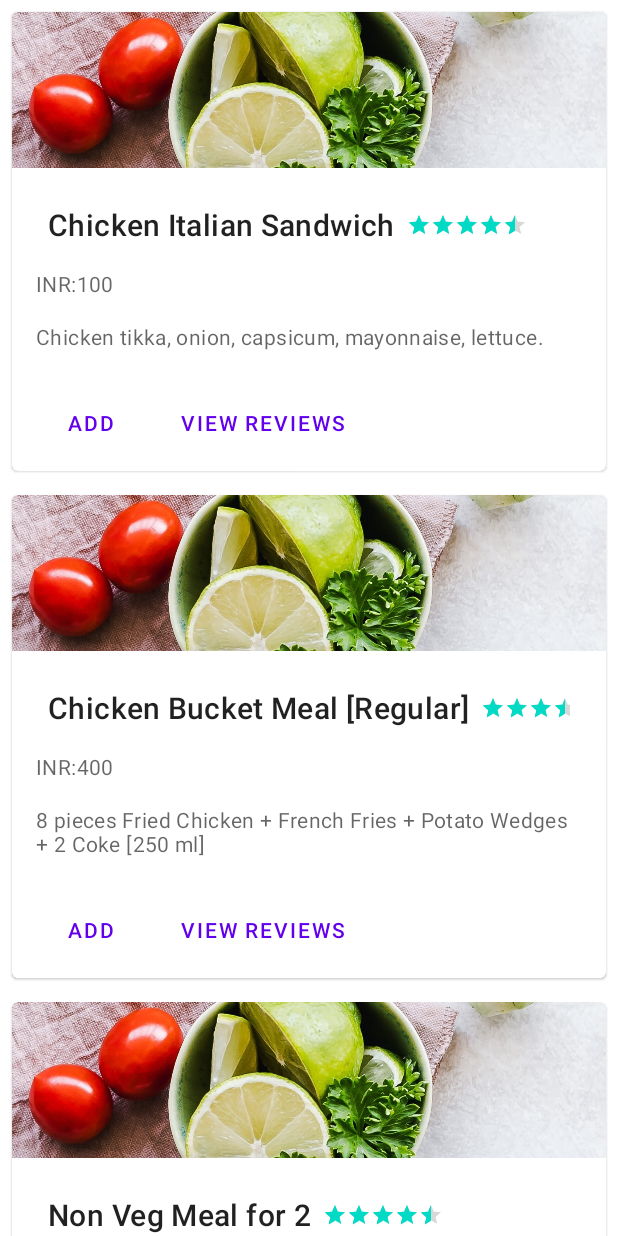
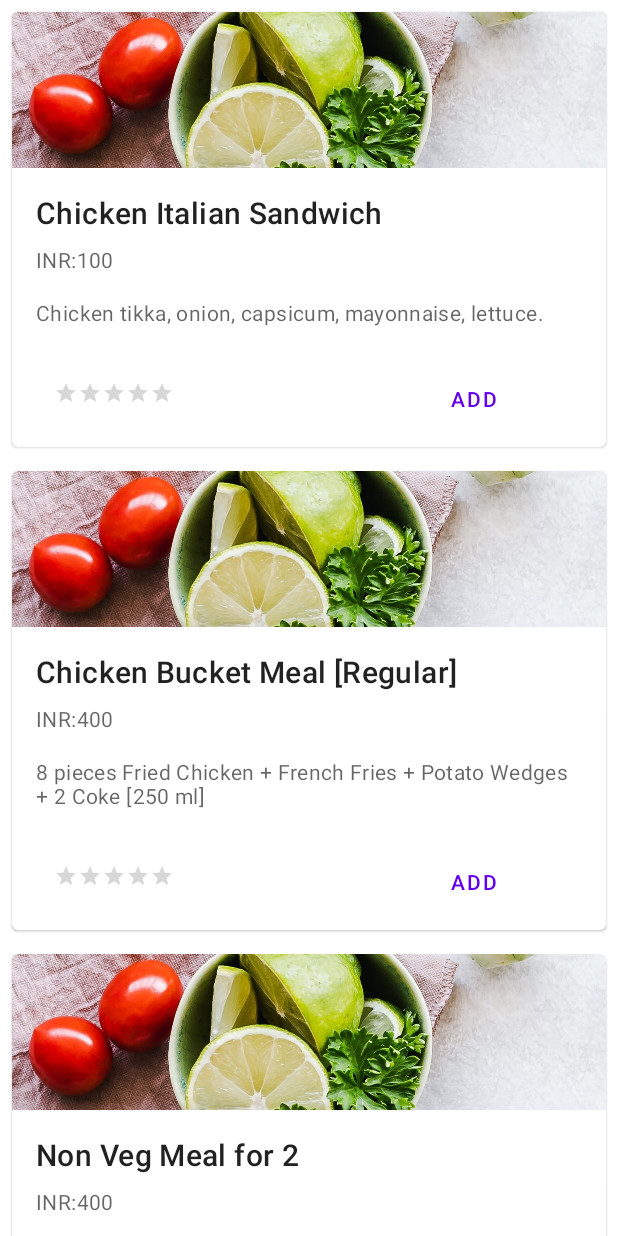
Before and after one commit to sougandhmp/theeta, an Android app: the fragment ItemListFragment placed in its activity, on a phone screen of 412 x 824 dp. Run offline under Robolectric (Android 15) with nearby library versions, the phone set to English and light mode, and no system bars; our stand-ins replace Dagger/Hilt's generated code, data binding; 2 statements that could not run were skipped.

Commit message:
updated with rating

```diff
--- a/app/src/main/java/com/android/theta/user/ItemListViewModel.kt
+++ b/app/src/main/java/com/android/theta/user/ItemListViewModel.kt
@@ -29,11 +29,11 @@ class ItemListViewModel : ViewModel() {
     {
 
       var items = LinkedList<Item>()
-        items.add(Item(name = "Chicken Italian Sandwich",price = "100",desc = "Chicken tikka, onion, capsicum, mayonnaise, lettuce.", imgSrc = "test",serveCount = "2"))
-        items.add(Item(name = "Chicken Bucket Meal [Regular]",price = "400",desc = "8 pieces Fried Chicken + French Fries + Potato Wedges + 2 Coke [250 ml]", imgSrc = "test",serveCount = "1"))
-        items.add(Item(name = "Non Veg Meal for 2",price = "400",desc = "Chicken tikka, onion, capsicum, mayonnaise, lettuce", imgSrc = "test",serveCount = "4"))
-        items.add(Item(name = "Italian Sandwich",price = "600",desc = "Chicken tikka, onion, capsicum, mayonnaise, lettuce", imgSrc = "test",serveCount = "9"))
-        items.add(Item(name = "Bucket Meal",price = "800",desc = "Chicken tikka, onion, capsicum, mayonnaise, lettuce", imgSrc = "test",serveCount = "6"))
+        items.add(Item(name = "Chicken Italian Sandwich",price = "100",desc = "Chicken tikka, onion, capsicum, mayonnaise, lettuce.", imgSrc = "test",serveCount = "2",rating = 1))
+        items.add(Item(name = "Chicken Bucket Meal [Regular]",price = "400",desc = "8 pieces Fried Chicken + French Fries + Potato Wedges + 2 Coke [250 ml]", imgSrc = "test",serveCount = "1",rating = 2))
+        items.add(Item(name = "Non Veg Meal for 2",price = "400",desc = "Chicken tikka, onion, capsicum, mayonnaise, lettuce", imgSrc = "test",serveCount = "4",rating = 5))
+        items.add(Item(name = "Italian Sandwich",price = "600",desc = "Chicken tikka, onion, capsicum, mayonnaise, lettuce", imgSrc = "test",serveCount = "9",rating = 3))
+        items.add(Item(name = "Bucket Meal",price = "800",desc = "Chicken tikka, onion, capsicum, mayonnaise, lettuce", imgSrc = "test",serveCount = "6",rating = 4))
         return items
     }
 
--- a/app/src/main/java/com/android/theta/user/model/Item.kt
+++ b/app/src/main/java/com/android/theta/user/model/Item.kt
@@ -2,7 +2,7 @@ package com.android.theta.user.model
 
 import androidx.recyclerview.widget.DiffUtil
 
-data class Item(var name:String,var desc:String,var  price:String,var serveCount:String,var imgSrc:String) {
+data class Item(var name:String,var desc:String,var  price:String,var serveCount:String,var imgSrc:String,var  rating:Int) {
 
     object ItemDiff : DiffUtil.ItemCallback<Item>() {
         override fun areItemsTheSame(oldItem: Item, newItem: Item) = oldItem.name == newItem.name
--- a/app/src/main/res/layout/raw_detail_item.xml
+++ b/app/src/main/res/layout/raw_detail_item.xml
@@ -39,28 +39,11 @@
                 android:padding="16dp">
 
                 <!-- Title, secondary and supporting text -->
-                <LinearLayout
-                    android:layout_width="match_parent"
+                <TextView
+                    android:layout_width="wrap_content"
                     android:layout_height="wrap_content"
-                    android:layout_margin="8dp"
-                    android:orientation="horizontal">
-
-                    <TextView
-                        android:layout_width="wrap_content"
-                        android:layout_height="wrap_content"
-                        android:layout_marginEnd="8dp"
-                        android:text="@{item.name}"
-                        android:textAppearance="?attr/textAppearanceHeadline6" />
-
-                    <RatingBar
-                        style="@style/Base.Widget.AppCompat.RatingBar.Small"
-                        android:layout_width="wrap_content"
-                        android:layout_height="wrap_content"
-                        android:layout_marginTop="6dp"
-
-
-                        android:rating="4.5" />
-                </LinearLayout>
+                    android:text="@{item.name}"
+                    android:textAppearance="?attr/textAppearanceHeadline6" />
 
                 <TextView
                     android:layout_width="wrap_content"
@@ -88,20 +71,26 @@
                 android:layout_margin="8dp"
                 android:orientation="horizontal">
 
-                <com.google.android.material.button.MaterialButton
-                    style="?attr/borderlessButtonStyle"
+                <RatingBar
+                    style="@style/Base.Widget.AppCompat.RatingBar.Small"
                     android:layout_width="wrap_content"
                     android:layout_height="wrap_content"
-                    android:layout_marginEnd="8dp"
-                    android:text="Add" />
+
+                    android:layout_marginTop="12dp"
+                    android:layout_marginLeft="20dp"
+                    android:numStars="5"
+                    android:rating="@{item.rating}" />
 
                 <com.google.android.material.button.MaterialButton
                     style="?attr/borderlessButtonStyle"
                     android:layout_width="wrap_content"
                     android:layout_height="wrap_content"
-                    android:text="View Reviews" />
+                    android:layout_marginLeft="155dp"
+                    android:text="Add" />
 
-                "
+
+
+
             </LinearLayout>
 
         </LinearLayout>
```
Also changed, not shown: app/src/main/java/com/android/theta/user/ItemListFragment.kt (+3 -10 lines).
